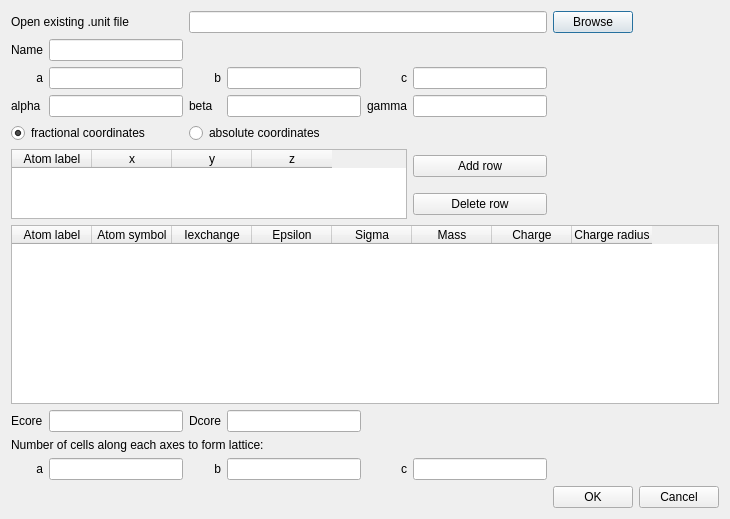
Old version of the form src/makelatticedialog.ui in the repository samcallear/EPSRgui.
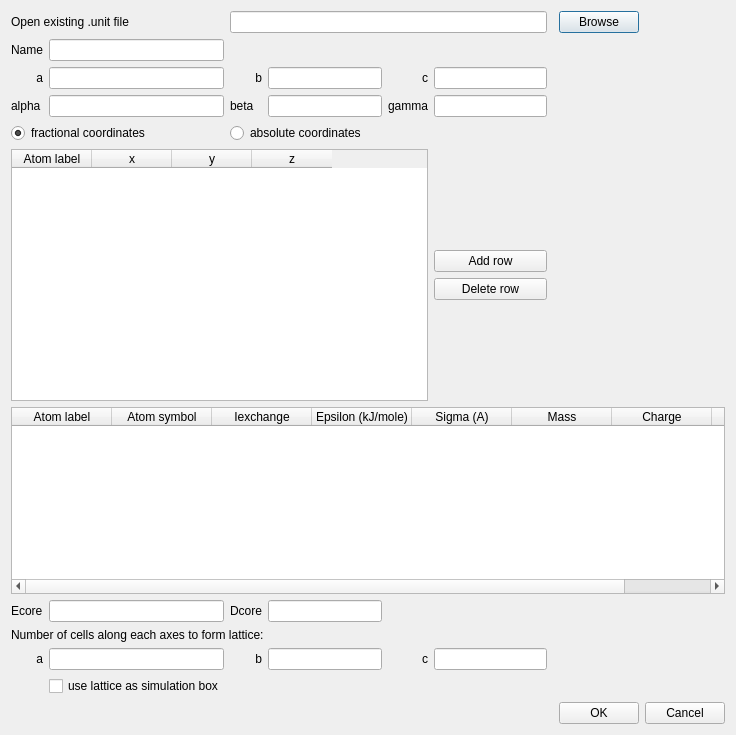
New version of the form.

Commit message: Box atom type composition button added; copy component mol files to working directory on load if needed; reads a .ato as a component after makelattice therefore .pro save file now needs component extension; read more details from box.ato so not needed in .pro save file.

```diff
--- a/src/makelatticedialog.ui
+++ b/src/makelatticedialog.ui
@@ -6,8 +6,8 @@
    <rect>
     <x>0</x>
     <y>0</y>
-    <width>730</width>
-    <height>519</height>
+    <width>736</width>
+    <height>735</height>
    </rect>
   </property>
   <property name="windowTitle">
@@ -16,46 +16,9 @@
   <layout class="QHBoxLayout" name="horizontalLayout">
    <item>
     <layout class="QGridLayout" name="gridLayout">
-     <item row="0" column="0" colspan="2">
-      <widget class="QLabel" name="label_14">
-       <property name="text">
-        <string>Open existing .unit file</string>
-       </property>
-      </widget>
-     </item>
-     <item row="0" column="2" colspan="4">
-      <widget class="QLineEdit" name="unitFileLineEdit"/>
-     </item>
-     <item row="0" column="6">
-      <widget class="QPushButton" name="browseButton">
-       <property name="text">
-        <string>Browse</string>
-       </property>
-      </widget>
-     </item>
-     <item row="1" column="0">
-      <widget class="QLabel" name="label_5">
-       <property name="text">
-        <string>Name</string>
-       </property>
-      </widget>
-     </item>
      <item row="1" column="1">
       <widget class="QLineEdit" name="fileNameLineEdit"/>
      </item>
-     <item row="2" column="0">
-      <widget class="QLabel" name="label_6">
-       <property name="text">
-        <string>a</string>
-       </property>
-       <property name="alignment">
-        <set>Qt::AlignRight|Qt::AlignTrailing|Qt::AlignVCenter</set>
-       </property>
-      </widget>
-     </item>
-     <item row="2" column="1">
-      <widget class="QLineEdit" name="aLineEdit"/>
-     </item>
      <item row="2" column="2">
       <widget class="QLabel" name="label_7">
        <property name="text">
@@ -66,21 +29,8 @@
        </property>
       </widget>
      </item>
-     <item row="2" column="3">
-      <widget class="QLineEdit" name="bLineEdit"/>
-     </item>
-     <item row="2" column="4">
-      <widget class="QLabel" name="label_8">
-       <property name="text">
-        <string>c</string>
-       </property>
-       <property name="alignment">
-        <set>Qt::AlignRight|Qt::AlignTrailing|Qt::AlignVCenter</set>
-       </property>
-      </widget>
-     </item>
-     <item row="2" column="5">
-      <widget class="QLineEdit" name="cLineEdit"/>
+     <item row="12" column="1">
+      <widget class="QLineEdit" name="aLattLineEdit"/>
      </item>
      <item row="3" column="0">
       <widget class="QLabel" name="label_9">
@@ -99,9 +49,6 @@
        </property>
       </widget>
      </item>
-     <item row="3" column="3">
-      <widget class="QLineEdit" name="beLineEdit"/>
-     </item>
      <item row="3" column="4">
       <widget class="QLabel" name="label_11">
        <property name="text">
@@ -109,6 +56,32 @@
        </property>
       </widget>
      </item>
+     <item row="4" column="2" colspan="2">
+      <widget class="QRadioButton" name="absRadioButton">
+       <property name="text">
+        <string>absolute coordinates</string>
+       </property>
+       <attribute name="buttonGroup">
+        <string notr="true">buttonGroup_2</string>
+       </attribute>
+      </widget>
+     </item>
+     <item row="0" column="2" colspan="4">
+      <widget class="QLineEdit" name="unitFileLineEdit"/>
+     </item>
+     <item row="2" column="5">
+      <widget class="QLineEdit" name="cLineEdit"/>
+     </item>
+     <item row="3" column="3">
+      <widget class="QLineEdit" name="beLineEdit"/>
+     </item>
+     <item row="0" column="7">
+      <widget class="QPushButton" name="browseButton">
+       <property name="text">
+        <string>Browse</string>
+       </property>
+      </widget>
+     </item>
      <item row="3" column="5">
       <widget class="QLineEdit" name="gaLineEdit"/>
      </item>
@@ -125,61 +98,17 @@
        </attribute>
       </widget>
      </item>
-     <item row="4" column="2" colspan="2">
-      <widget class="QRadioButton" name="absRadioButton">
+     <item row="10" column="0">
+      <widget class="QLabel" name="label_12">
        <property name="text">
-        <string>absolute coordinates</string>
+        <string>Ecore</string>
        </property>
-       <attribute name="buttonGroup">
-        <string notr="true">buttonGroup_2</string>
-       </attribute>
       </widget>
      </item>
-     <item row="5" column="0" rowspan="2" colspan="5">
-      <widget class="QTableWidget" name="coordTable">
-       <attribute name="horizontalHeaderDefaultSectionSize">
-        <number>80</number>
-       </attribute>
-       <column>
-        <property name="text">
-         <string>Atom label</string>
-        </property>
-       </column>
-       <column>
-        <property name="text">
-         <string>x</string>
-        </property>
-       </column>
-       <column>
-        <property name="text">
-         <string>y</string>
-        </property>
-       </column>
-       <column>
-        <property name="text">
-         <string>z</string>
-        </property>
-       </column>
-      </widget>
-     </item>
-     <item row="5" column="5">
-      <widget class="QPushButton" name="addRowButton">
-       <property name="text">
-        <string>Add row</string>
-       </property>
-      </widget>
-     </item>
-     <item row="6" column="5">
-      <widget class="QPushButton" name="deleteRowButton">
-       <property name="text">
-        <string>Delete row</string>
-       </property>
-      </widget>
-     </item>
-     <item row="7" column="0" colspan="8">
+     <item row="9" column="0" colspan="9">
       <widget class="QTableWidget" name="paramTable">
        <attribute name="horizontalHeaderDefaultSectionSize">
-        <number>80</number>
+        <number>100</number>
        </attribute>
        <column>
         <property name="text">
@@ -198,12 +127,12 @@
        </column>
        <column>
         <property name="text">
-         <string>Epsilon</string>
+         <string>Epsilon (kJ/mole)</string>
         </property>
        </column>
        <column>
         <property name="text">
-         <string>Sigma</string>
+         <string>Sigma (A)</string>
         </property>
        </column>
        <column>
@@ -223,34 +152,90 @@
        </column>
       </widget>
      </item>
-     <item row="8" column="0">
-      <widget class="QLabel" name="label_12">
-       <property name="text">
-        <string>Ecore</string>
-       </property>
-      </widget>
-     </item>
-     <item row="8" column="1">
+     <item row="10" column="1">
       <widget class="QLineEdit" name="ecoreLineEdit"/>
      </item>
-     <item row="8" column="2">
-      <widget class="QLabel" name="label_13">
+     <item row="1" column="0">
+      <widget class="QLabel" name="label_5">
        <property name="text">
-        <string>Dcore</string>
+        <string>Name</string>
        </property>
       </widget>
      </item>
-     <item row="8" column="3">
+     <item row="12" column="2">
+      <widget class="QLabel" name="label_3">
+       <property name="text">
+        <string>b</string>
+       </property>
+       <property name="alignment">
+        <set>Qt::AlignRight|Qt::AlignTrailing|Qt::AlignVCenter</set>
+       </property>
+      </widget>
+     </item>
+     <item row="2" column="3">
+      <widget class="QLineEdit" name="bLineEdit"/>
+     </item>
+     <item row="5" column="0" rowspan="4" colspan="5">
+      <widget class="QTableWidget" name="coordTable">
+       <attribute name="horizontalHeaderDefaultSectionSize">
+        <number>80</number>
+       </attribute>
+       <column>
+        <property name="text">
+         <string>Atom label</string>
+        </property>
+       </column>
+       <column>
+        <property name="text">
+         <string>x</string>
+        </property>
+       </column>
+       <column>
+        <property name="text">
+         <string>y</string>
+        </property>
+       </column>
+       <column>
+        <property name="text">
+         <string>z</string>
+        </property>
+       </column>
+      </widget>
+     </item>
+     <item row="2" column="1">
+      <widget class="QLineEdit" name="aLineEdit"/>
+     </item>
+     <item row="10" column="3">
       <widget class="QLineEdit" name="dcoreLineEdit"/>
      </item>
-     <item row="9" column="0" colspan="4">
+     <item row="2" column="4">
+      <widget class="QLabel" name="label_8">
+       <property name="text">
+        <string>c</string>
+       </property>
+       <property name="alignment">
+        <set>Qt::AlignRight|Qt::AlignTrailing|Qt::AlignVCenter</set>
+       </property>
+      </widget>
+     </item>
+     <item row="0" column="0" colspan="2">
+      <widget class="QLabel" name="label_14">
+       <property name="text">
+        <string>Open existing .unit file</string>
+       </property>
+      </widget>
+     </item>
+     <item row="11" column="0" colspan="4">
       <widget class="QLabel" name="label">
        <property name="text">
         <string>Number of cells along each axes to form lattice:</string>
        </property>
       </widget>
      </item>
-     <item row="10" column="0">
+     <item row="12" column="3">
+      <widget class="QLineEdit" name="bLattLineEdit"/>
+     </item>
+     <item row="12" column="0">
       <widget class="QLabel" name="label_2">
        <property name="text">
         <string>a</string>
@@ -260,23 +245,24 @@
        </property>
       </widget>
      </item>
-     <item row="10" column="1">
-      <widget class="QLineEdit" name="aLattLineEdit"/>
+     <item row="2" column="0">
+      <widget class="QLabel" name="label_6">
+       <property name="text">
+        <string>a</string>
+       </property>
+       <property name="alignment">
+        <set>Qt::AlignRight|Qt::AlignTrailing|Qt::AlignVCenter</set>
+       </property>
+      </widget>
      </item>
      <item row="10" column="2">
-      <widget class="QLabel" name="label_3">
+      <widget class="QLabel" name="label_13">
        <property name="text">
-        <string>b</string>
-       </property>
-       <property name="alignment">
-        <set>Qt::AlignRight|Qt::AlignTrailing|Qt::AlignVCenter</set>
+        <string>Dcore</string>
        </property>
       </widget>
      </item>
-     <item row="10" column="3">
-      <widget class="QLineEdit" name="bLattLineEdit"/>
-     </item>
-     <item row="10" column="4">
+     <item row="12" column="4">
       <widget class="QLabel" name="label_4">
        <property name="text">
         <string>c</string>
@@ -286,10 +272,10 @@
        </property>
       </widget>
      </item>
-     <item row="10" column="5">
+     <item row="12" column="5">
       <widget class="QLineEdit" name="cLattLineEdit"/>
      </item>
-     <item row="11" column="0" colspan="6">
+     <item row="14" column="0" colspan="6">
       <spacer name="horizontalSpacer">
        <property name="orientation">
         <enum>Qt::Horizontal</enum>
@@ -302,20 +288,67 @@
        </property>
       </spacer>
      </item>
-     <item row="11" column="6">
+     <item row="14" column="7">
       <widget class="QPushButton" name="okButton">
        <property name="text">
         <string>OK</string>
        </property>
       </widget>
      </item>
-     <item row="11" column="7">
+     <item row="14" column="8">
       <widget class="QPushButton" name="cancelButton">
        <property name="text">
         <string>Cancel</string>
        </property>
       </widget>
      </item>
+     <item row="5" column="5">
+      <spacer name="verticalSpacer_3">
+       <property name="orientation">
+        <enum>Qt::Vertical</enum>
+       </property>
+       <property name="sizeHint" stdset="0">
+        <size>
+         <width>20</width>
+         <height>100</height>
+        </size>
+       </property>
+      </spacer>
+     </item>
+     <item row="6" column="5">
+      <widget class="QPushButton" name="addRowButton">
+       <property name="text">
+        <string>Add row</string>
+       </property>
+      </widget>
+     </item>
+     <item row="7" column="5">
+      <widget class="QPushButton" name="deleteRowButton">
+       <property name="text">
+        <string>Delete row</string>
+       </property>
+      </widget>
+     </item>
+     <item row="8" column="5">
+      <spacer name="verticalSpacer_2">
+       <property name="orientation">
+        <enum>Qt::Vertical</enum>
+       </property>
+       <property name="sizeHint" stdset="0">
+        <size>
+         <width>20</width>
+         <height>100</height>
+        </size>
+       </property>
+      </spacer>
+     </item>
+     <item row="13" column="1">
+      <widget class="QCheckBox" name="lattAsBoxCheckBox">
+       <property name="text">
+        <string>use lattice as simulation box</string>
+       </property>
+      </widget>
+     </item>
     </layout>
    </item>
   </layout>
```
Left out of the diff: 1 changed line with no effect on the pictures. The commit also changes 7 other files.
